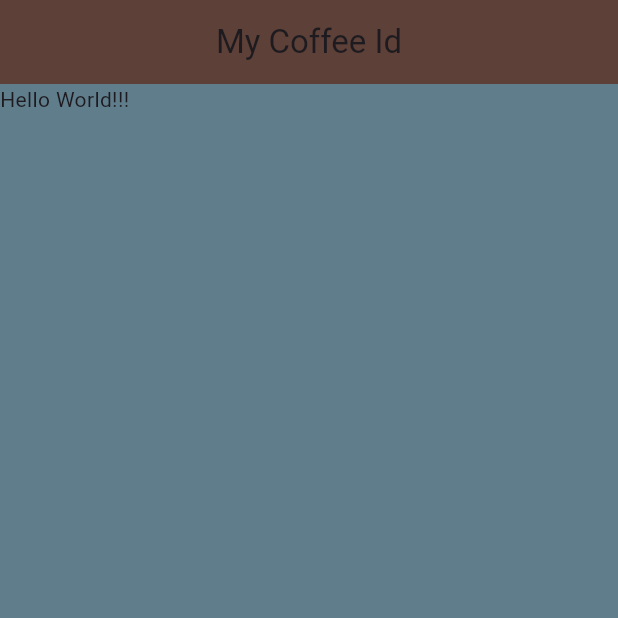
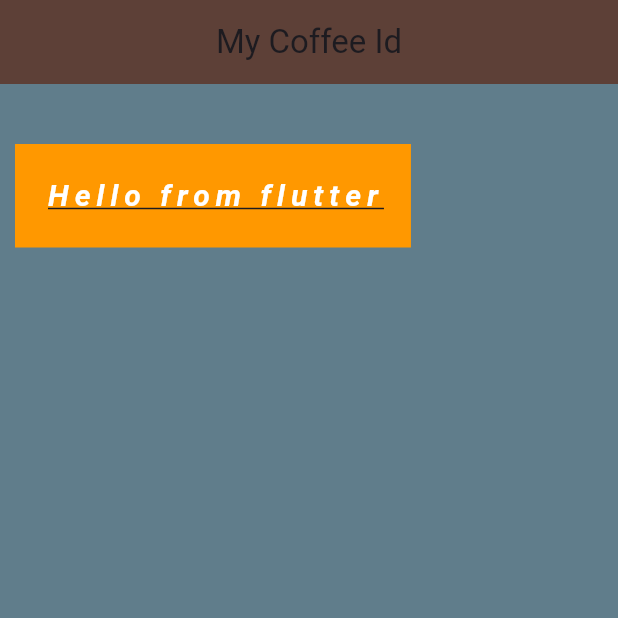
Before and after one commit to mzahalan/FlutterCrashCourse, a Flutter app: the screen it shows after launch, on a phone screen of 412 x 824 dp, the top half of it. Run offline on Flutter 3.47's test engine with Material 3 defaults, Android fonts, the phone set to English and light mode, and no system bars.

Commit message:
Lesson 9 - Containers
- wrapped the main body in a container, created a bunch of styling for the text.

```diff
--- a/coffee_card/lib/main.dart
+++ b/coffee_card/lib/main.dart
@@ -19,6 +19,18 @@ class Home extends StatelessWidget {
 
   @override
   Widget build(BuildContext context) {
-    return const Text('Hello World!!!');
+    return Container(
+      color: Colors.orange,
+      padding: const EdgeInsets.all(20),
+      margin: const EdgeInsets.fromLTRB(10,40,0,0),
+      child: const Text('Hello from flutter', style: TextStyle(
+        color: Colors.white,
+        fontSize: 20,
+        letterSpacing: 4,
+        decoration: TextDecoration.underline,
+        fontWeight: FontWeight.bold,
+        fontStyle: FontStyle.italic
+      ),),
+    );
   }
 }
```
